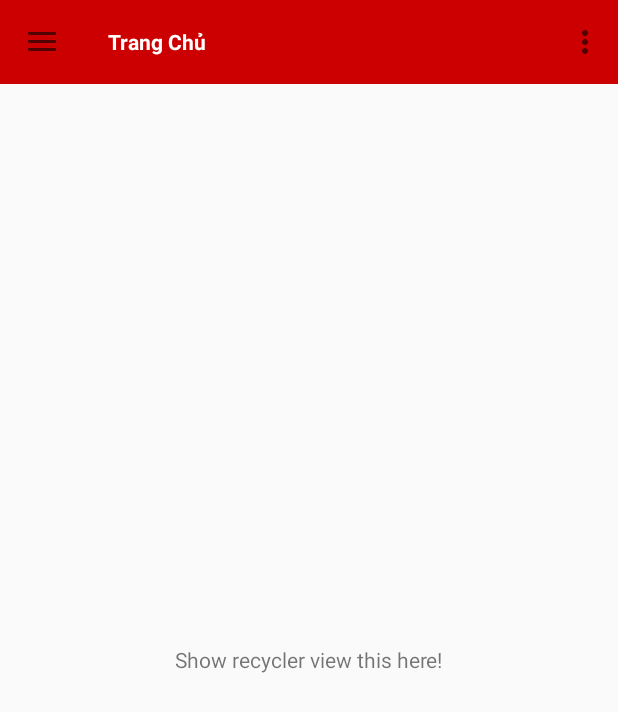
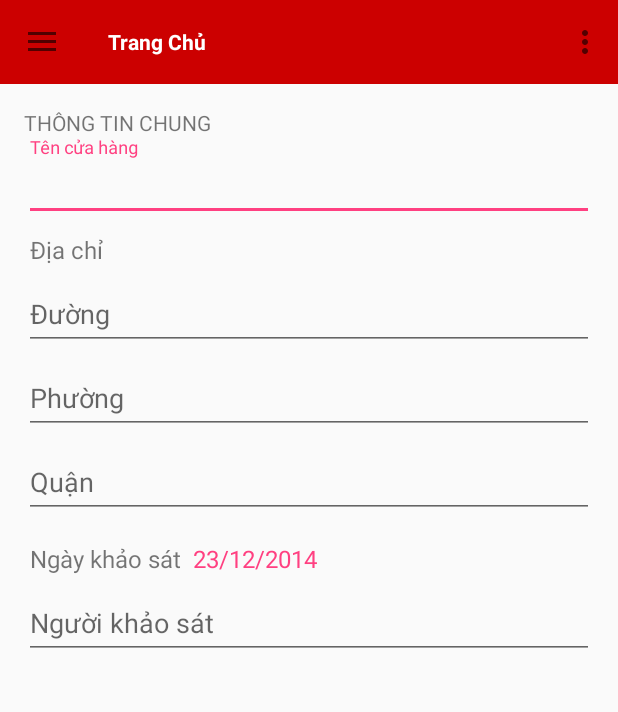
Before and after one commit to hvmien/survey-md, an Android app: the HomeActivity screen opened directly, with no data from a screen before it, on a phone screen of 412 x 824 dp. Shown: the top 712 px of the screen. Run offline under Robolectric (Android 15) with nearby library versions, the phone set to English and light mode, and no system bars; our stand-ins replace RxJava.

Commit message:
- fragment home layout

```diff
--- a/app/build.gradle
+++ b/app/build.gradle
@@ -26,7 +26,7 @@ dependencies {
     })
     compile "com.android.support:design:$rootProject.supportLibraryVersion"
     compile 'com.android.support:appcompat-v7:25.3.1'
-    compile 'com.android.support.constraint:constraint-layout:1.0.2'
+    //compile 'com.android.support.constraint:constraint-layout:1.0.2'
     testCompile 'junit:junit:4.12'
     compile project(path: ':datasource')
 }
--- a/app/src/main/java/com/example/mienhv1/survey/MyApplication.java
+++ b/app/src/main/java/com/example/mienhv1/survey/MyApplication.java
@@ -14,7 +14,7 @@ public class MyApplication extends Application {
     @Override
     public void onCreate() {
         super.onCreate();
-        instance=this;
+        instance = this;
     }
 
     public static Context getInstance() {
--- a/app/src/main/java/com/example/mienhv1/survey/ui/home/HomeFragment.java
+++ b/app/src/main/java/com/example/mienhv1/survey/ui/home/HomeFragment.java
@@ -1,5 +1,6 @@
 package com.example.mienhv1.survey.ui.home;
 
+import android.app.Activity;
 import android.content.Context;
 import android.content.Intent;
 import android.os.Bundle;
@@ -32,6 +33,14 @@ public class HomeFragment extends BaseFragment implements HomeView{
         super.onAttach(context);
         if(context instanceof OnHomeListener){
             mListener = (OnHomeListener) context;
+        }
+    }
+
+    @Override
+    public void onAttach(Activity actvity) {
+        super.onAttach(actvity);
+        if(actvity instanceof OnHomeListener){
+            mListener = (OnHomeListener) actvity;
         }
     }
 
--- /dev/null
+++ b/app/src/main/res/layout/fragment_general_information.xml
@@ -0,0 +1,123 @@
+<?xml version="1.0" encoding="utf-8"?>
+<LinearLayout xmlns:android="http://schemas.android.com/apk/res/android"
+    android:layout_width="match_parent"
+    android:layout_height="match_parent"
+    android:orientation="vertical">
+
+    <ScrollView
+        android:layout_width="match_parent"
+        android:layout_height="match_parent">
+
+        <LinearLayout
+            android:layout_width="match_parent"
+            android:layout_height="wrap_content"
+            android:orientation="vertical"
+            android:padding="16dp">
+
+            <TextView
+                android:layout_width="match_parent"
+                android:layout_height="wrap_content"
+                android:text="Thông tin chung"
+                android:textAllCaps="true" />
+
+            <android.support.design.widget.TextInputLayout
+                android:layout_width="match_parent"
+                android:layout_height="wrap_content">
+
+                <android.support.design.widget.TextInputEditText
+                    android:layout_width="match_parent"
+                    android:layout_height="wrap_content"
+                    android:hint="@string/store_name"
+                    android:imeOptions="actionNext"
+                    android:singleLine="true"
+                    android:lines="1"/>
+            </android.support.design.widget.TextInputLayout>
+
+
+            <TextView
+                android:textSize="16sp"
+                android:layout_marginLeft="4dp"
+                android:layout_width="match_parent"
+                android:layout_height="wrap_content"
+                android:layout_marginTop="8dp"
+                android:text="@string/title_address" />
+
+            <android.support.design.widget.TextInputLayout
+                android:layout_width="match_parent"
+                android:layout_height="wrap_content">
+
+                <android.support.design.widget.TextInputEditText
+                    android:layout_width="match_parent"
+                    android:layout_height="wrap_content"
+                    android:hint="@string/title_stresst"
+                    android:imeOptions="actionNext"
+                    android:singleLine="true"
+                    android:lines="1"/>
+            </android.support.design.widget.TextInputLayout>
+
+            <!--Phường-->
+            <android.support.design.widget.TextInputLayout
+                android:layout_width="match_parent"
+                android:layout_height="wrap_content">
+
+                <android.support.design.widget.TextInputEditText
+                    android:layout_width="match_parent"
+                    android:layout_height="wrap_content"
+                    android:hint="@string/title_ward"
+                    android:imeOptions="actionNext"
+                    android:singleLine="true"
+                    android:lines="1"/>
+            </android.support.design.widget.TextInputLayout>
+
+            <!--Quận-->
+            <android.support.design.widget.TextInputLayout
+                android:layout_width="match_parent"
+                android:layout_height="wrap_content">
+
+                <android.support.design.widget.TextInputEditText
+                    android:layout_width="match_parent"
+                    android:layout_height="wrap_content"
+                    android:hint="@string/title_district"
+                    android:imeOptions="actionNext"
+                    android:singleLine="true"
+                    android:lines="1"/>
+            </android.support.design.widget.TextInputLayout>
+
+            <!--ngay khao sat-->
+            <LinearLayout
+                android:layout_width="match_parent"
+                android:layout_height="wrap_content"
+                android:layout_marginTop="16dp"
+                android:orientation="horizontal">
+
+                <TextView
+                    android:layout_width="wrap_content"
+                    android:layout_height="wrap_content"
+                    android:layout_marginLeft="4dp"
+                    android:text="@string/date_of_survey"
+                    android:textSize="16sp" />
+
+                <TextView
+                    android:layout_width="wrap_content"
+                    android:layout_height="wrap_content"
+                    android:layout_marginLeft="8dp"
+                    android:text="23/12/2014"
+                    android:textColor="@color/colorAccent"
+                    android:textSize="16sp" />
+            </LinearLayout>
+            <!--nguoi khao sat-->
+            <android.support.design.widget.TextInputLayout
+                android:layout_width="match_parent"
+                android:layout_height="wrap_content">
+
+                <android.support.design.widget.TextInputEditText
+                    android:layout_width="match_parent"
+                    android:layout_height="wrap_content"
+                    android:hint="@string/person_survey"
+                    android:imeOptions="actionDone"
+                    android:singleLine="true"
+                    android:lines="1"/>
+            </android.support.design.widget.TextInputLayout>
+        </LinearLayout>
+    </ScrollView>
+</LinearLayout>
--- a/app/src/main/res/layout/fragment_home.xml
+++ b/app/src/main/res/layout/fragment_home.xml
@@ -1,12 +1,9 @@
 <?xml version="1.0" encoding="utf-8"?>
 <RelativeLayout xmlns:android="http://schemas.android.com/apk/res/android"
-    android:orientation="vertical" android:layout_width="match_parent"
-    android:layout_height="match_parent">
-    <TextView
-        android:text="Show recycler view this here!"
-        android:layout_centerInParent="true"
-        android:layout_width="wrap_content"
-        android:layout_height="wrap_content" />
+    android:layout_width="match_parent"
+    android:layout_height="match_parent"
+    android:orientation="vertical">
+
     <ProgressBar
         android:id="@+id/home_progress"
         android:layout_width="wrap_content"
@@ -14,4 +11,6 @@
         android:layout_centerInParent="true"
         android:visibility="gone" />
 
+    <include layout="@layout/fragment_general_information" />
+
 </RelativeLayout>
--- a/app/src/main/res/values/strings.xml
+++ b/app/src/main/res/values/strings.xml
@@ -12,4 +12,11 @@
     <string name="title_sign_out">Sign out</string>
     <string name="navigation_drawer_open">Open navigation drawer</string>
     <string name="navigation_drawer_close">Close navigation drawer</string>
+    <string name="store_name">Tên cửa hàng</string>
+    <string name="title_address">Địa chỉ</string>
+    <string name="title_stresst">Đường</string>
+    <string name="title_ward">Phường</string>
+    <string name="title_district">Quận</string>
+    <string name="date_of_survey">Ngày khảo sát</string>
+    <string name="person_survey">Người khảo sát</string>
 </resources>
```
